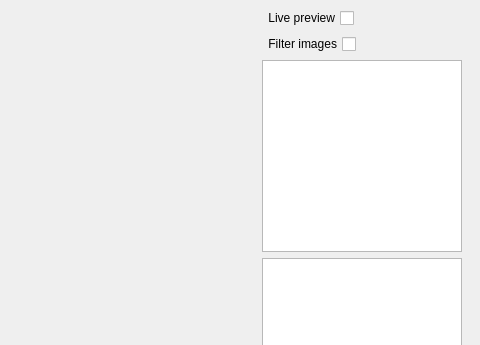
Qt form mainMenu.ui (iMhack/NanoMotion) before a commit; both pictures show x 641 to 1121 and y 380 to 725 of the 1121 by 1016 pixel window.
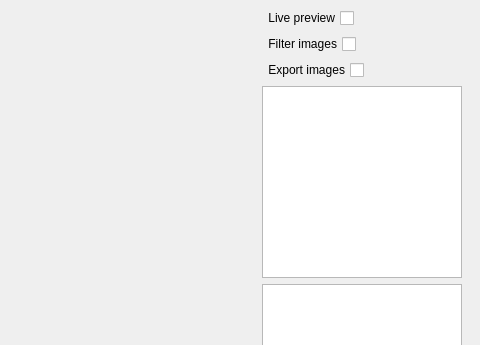
The same form after that commit.

Commit message: Added option to export images to the UI It can be very slow and should not be enabled by default.

What changed in the file:
```diff
--- a/mainMenu.ui
+++ b/mainMenu.ui
@@ -524,6 +524,16 @@
           </property>
          </widget>
         </item>
+        <item row="16" column="0">
+         <widget class="QCheckBox" name="checkBox_export">
+          <property name="layoutDirection">
+           <enum>Qt::RightToLeft</enum>
+          </property>
+          <property name="text">
+           <string>Export images</string>
+          </property>
+         </widget>
+        </item>
        </layout>
       </item>
       <item>
```
The commit also changes 4 other files.
